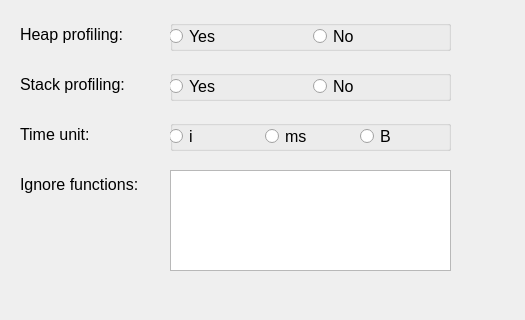
MATF-Software-Verification/2024_Research_MassifCheck, file QTCreator/2024_Research_MassifCheck/massifoptionswindow.ui: the form before one commit; both pictures show x 0 to 525 and y 0 to 320 of the 525 by 559 pixel window.
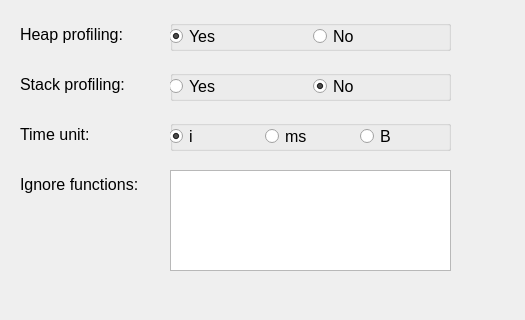
The form after the commit.

Diff of the .ui file:
```diff
--- a/QTCreator/2024_Research_MassifCheck/massifoptionswindow.ui
+++ b/QTCreator/2024_Research_MassifCheck/massifoptionswindow.ui
@@ -151,6 +151,9 @@
        <property name="text">
         <string>Yes</string>
        </property>
+       <property name="checked">
+        <bool>true</bool>
+       </property>
       </widget>
      </item>
      <item>
@@ -212,6 +215,9 @@
        <property name="text">
         <string>No</string>
        </property>
+       <property name="checked">
+        <bool>true</bool>
+       </property>
       </widget>
      </item>
     </layout>
@@ -249,6 +255,9 @@
        <property name="text">
         <string>i</string>
        </property>
+       <property name="checked">
+        <bool>true</bool>
+       </property>
       </widget>
      </item>
      <item>
```
